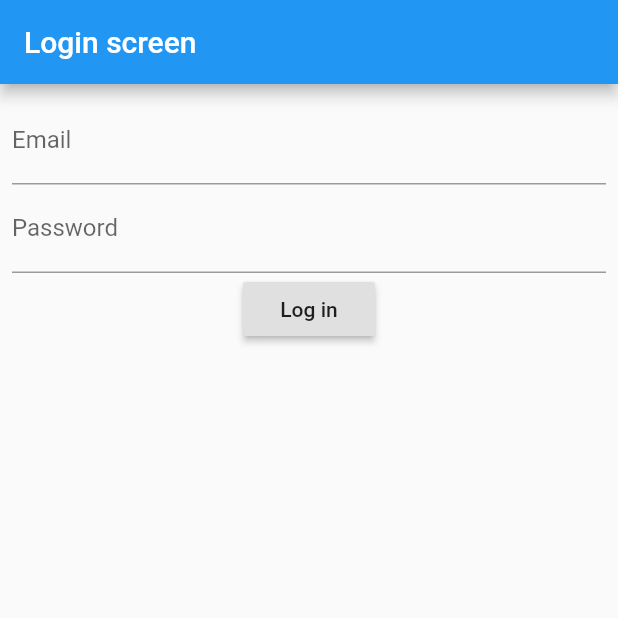
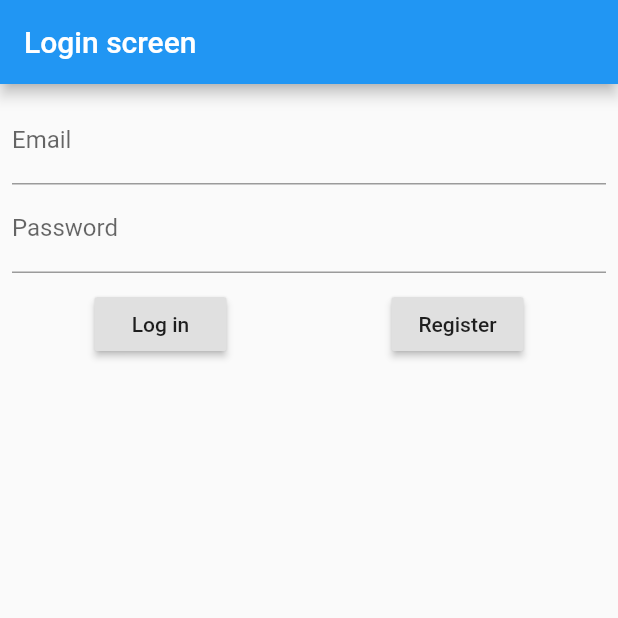
Before and after one commit to qwicengineering/flutter-amazon-freertos-plugin, a Flutter app: the screen it shows after launch, on a phone screen of 412 x 824 dp, the top half of it. Run offline on Flutter 3.47's test engine with Material 2 defaults, Android fonts, the phone set to English and light mode, and no system bars; our stand-ins replace flutter_mobx, mobx, validators; missing offline and left inert: flutter_cognito_plugin, plugin_scaffold; generated files the repository leaves out were written again.

Commit message:
example app: integrate cognito login / register
* integrate cognito login and register APIs within the login screen
* connect verify screen to the confirm user API
* new start widget that initializes cognito. This is needed to switch to the right screen when the app is launched
* commented a lot of the bluetooth code as it was causing compile issues.

```diff
--- a/example/lib/login.screen.dart
+++ b/example/lib/login.screen.dart
@@ -10,6 +10,26 @@ class LoginScreen extends StatelessWidget {
     Widget build(BuildContext context) {
         final authFormStore = Provider.of<AuthFormStore>(context);
         final cognitoStore = Provider.of<CognitoStore>(context);
+
+        void _onPressedSignIn() async {
+            try {
+                await cognitoStore.signIn(authFormStore.email, authFormStore.password);
+                Navigator.pushNamed(context, "/bluetoothDevices");
+            } catch (e) {
+                print("Error: Cognito _onPressedSignIn");
+                print(e);
+            }
+        }
+
+        void _onPressedRegister() async {
+            try {
+                await cognitoStore.register(authFormStore.email, authFormStore.password);
+                Navigator.pushNamed(context, "/verifyUser");
+            } catch (e) {
+                print("Error: Cognito _onPressedRegister");
+                print(e);
+            }
+        }
 
         return Observer(name: "LoginScreen",
             builder: (_) => Scaffold(
@@ -41,10 +61,22 @@ class LoginScreen extends StatelessWidget {
                                         ),
                                     ),
                                 ),
-                                RaisedButton(
-                                    child: Text("Log in"),
-                                    onPressed: cognitoStore.signIn,
-                                )
+                                Container(
+                                    margin: EdgeInsets.only(top: 10),
+                                    child: Row(
+                                        mainAxisAlignment: MainAxisAlignment.spaceAround,
+                                        children: <Widget>[
+                                            RaisedButton(
+                                                child: Text("Log in"),
+                                                onPressed: _onPressedSignIn,
+                                            ),
+                                            RaisedButton(
+                                                child: Text("Register"),
+                                                onPressed: _onPressedRegister,
+                                            )
+                                        ],
+                                    ),
+                                ),
                             ],
                         )
                     )
--- a/example/lib/main.dart
+++ b/example/lib/main.dart
@@ -1,7 +1,9 @@
 import "package:flutter/material.dart";
+import "package:flutter_amazon_freertos_plugin_example/verify_user.screen.dart";
+import "package:flutter_amazon_freertos_plugin_example/widgets/start.widget.dart";
 import "package:provider/provider.dart";
 
-import "bluetooth/bluetooth_devices.screen.dart";
+import "bluetooth_devices.screen.dart";
 import "stores/auth/auth_form.store.dart";
 import "stores/cognito/cognito.store.dart";
 import "login.screen.dart";
@@ -21,9 +23,11 @@ class MyApp extends StatelessWidget {
                 theme: ThemeData(
                     primarySwatch: Colors.blue,
                 ),
-                home: LoginScreen(),
+                home: StartWidget(),
+                initialRoute: "/",
                 routes: {
                     "/login": (context) => LoginScreen(),
+                    "/verifyUser": (context) => VerifyUserScreen(),
                     "/bluetoothDevices": (context) => BluetoothDevicesScreen()
                 },
             ),
--- /dev/null
+++ b/example/lib/widgets/start.widget.dart
@@ -0,0 +1,23 @@
+import "package:flutter/material.dart";
+import "package:flutter_amazon_freertos_plugin_example/bluetooth_devices.screen.dart";
+import "package:flutter_amazon_freertos_plugin_example/login.screen.dart";
+import "package:flutter_amazon_freertos_plugin_example/stores/cognito/cognito.store.dart";
+import "package:provider/provider.dart";
+
+class StartWidget extends StatelessWidget {
+    @override
+    Widget build(BuildContext context) {
+        final cognitoStore = Provider.of<CognitoStore>(context);
+
+        return FutureBuilder(
+            future: () async {
+                await cognitoStore.initialize();
+            }(),
+            builder: (BuildContext context, AsyncSnapshot snapshot) {
+                if (!cognitoStore.isUserSignIn) return LoginScreen();
+
+                return BluetoothDevicesScreen();
+            },
+        );
+    }
+}
```
Also changed, not shown: example/lib/bluetooth_devices.screen.dart (renamed from example/lib/bluetooth/bluetooth_devices.screen.dart, +59 -6 lines), example/lib/stores/auth/auth_form.store.dart (+8 -0 lines), example/lib/stores/cognito/cognito.store.dart (+55 -7 lines), example/lib/verify_user.screen.dart (added, +74 -0 lines), example/lib/stores/auth/auth_form.store.g.dart, example/lib/stores/cognito/cognito.store.g.dart, 1 other file.
